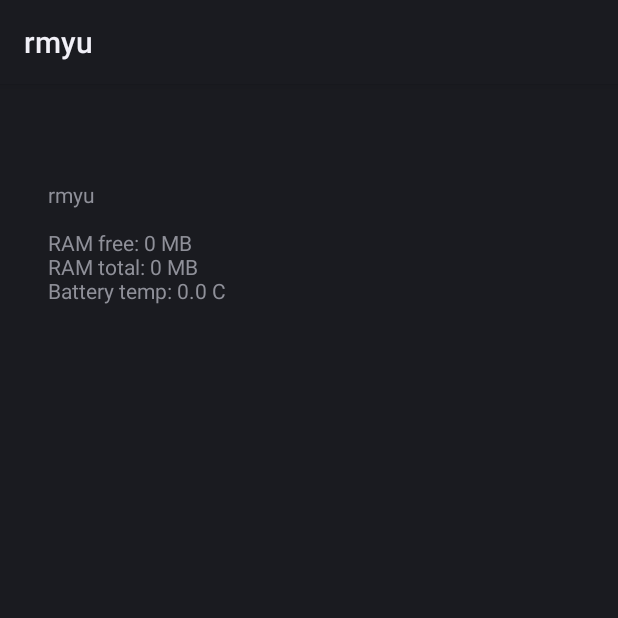
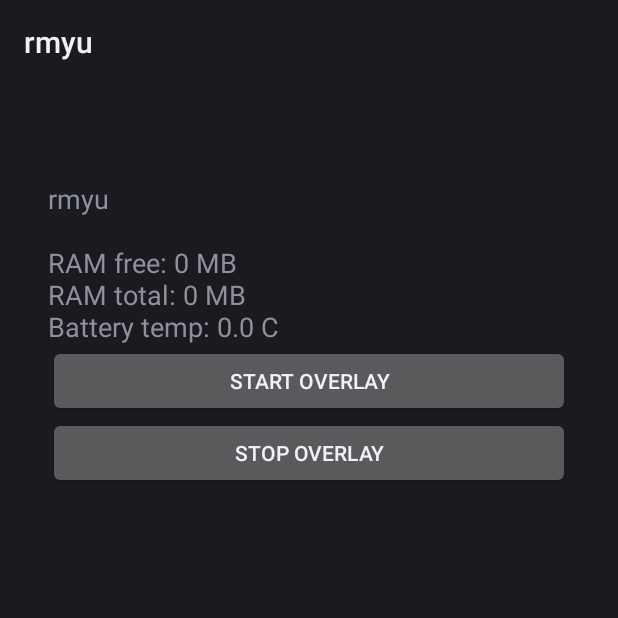
Before and after one commit to ramkumari60805/Rmyu, an Android app: the screen it shows after launch (MainActivity), on a phone screen of 412 x 824 dp, the top half of it. Run offline under Robolectric (Android 15) with nearby library versions, the phone set to English and light mode, and no system bars.

Commit message:
Update MainActivity.kt

```diff
--- a/app/src/main/java/com/rmyu/app/MainActivity.kt
+++ b/app/src/main/java/com/rmyu/app/MainActivity.kt
@@ -5,11 +5,15 @@ import android.app.ActivityManager
 import android.content.Context
 import android.content.Intent
 import android.content.IntentFilter
+import android.net.Uri
 import android.os.BatteryManager
 import android.os.Bundle
 import android.os.Handler
 import android.os.Looper
+import android.provider.Settings
 import android.util.Log
+import android.widget.Button
+import android.widget.LinearLayout
 import android.widget.TextView
 
 class MainActivity : Activity() {
@@ -38,12 +42,48 @@ class MainActivity : Activity() {
 
     override fun onCreate(savedInstanceState: Bundle?) {
         super.onCreate(savedInstanceState)
+
+        val root = LinearLayout(this)
+        root.orientation = LinearLayout.VERTICAL
+        root.setPadding(48, 96, 48, 48)
+
         val tv = TextView(this)
-        tv.textSize = 14f
-        tv.setPadding(48, 96, 48, 48)
+        tv.textSize = 18f
         tv.text = "rmyu start ho raha hai..."
         info = tv
-        setContentView(tv)
+
+        val startBtn = Button(this)
+        startBtn.text = "Start Overlay"
+        startBtn.setOnClickListener {
+            try {
+                if (!Settings.canDrawOverlays(this)) {
+                    val i = Intent(
+                        Settings.ACTION_MANAGE_OVERLAY_PERMISSION,
+                        Uri.parse("package:$packageName")
+                    )
+                    startActivity(i)
+                } else {
+                    startService(Intent(this, OverlayService::class.java))
+                }
+            } catch (e: Throwable) {
+                info?.text = "ERROR (start):\n" + Log.getStackTraceString(e)
+            }
+        }
+
+        val stopBtn = Button(this)
+        stopBtn.text = "Stop Overlay"
+        stopBtn.setOnClickListener {
+            try {
+                stopService(Intent(this, OverlayService::class.java))
+            } catch (e: Throwable) {
+                info?.text = "ERROR (stop):\n" + Log.getStackTraceString(e)
+            }
+        }
+
+        root.addView(tv)
+        root.addView(startBtn)
+        root.addView(stopBtn)
+        setContentView(root)
     }
 
     override fun onResume() {
```
